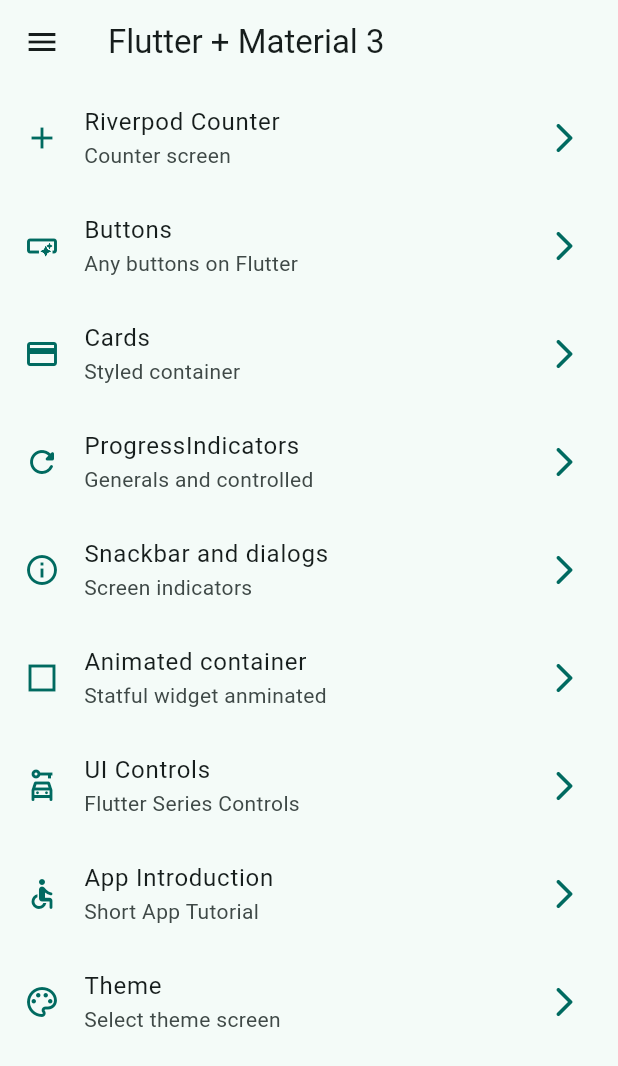
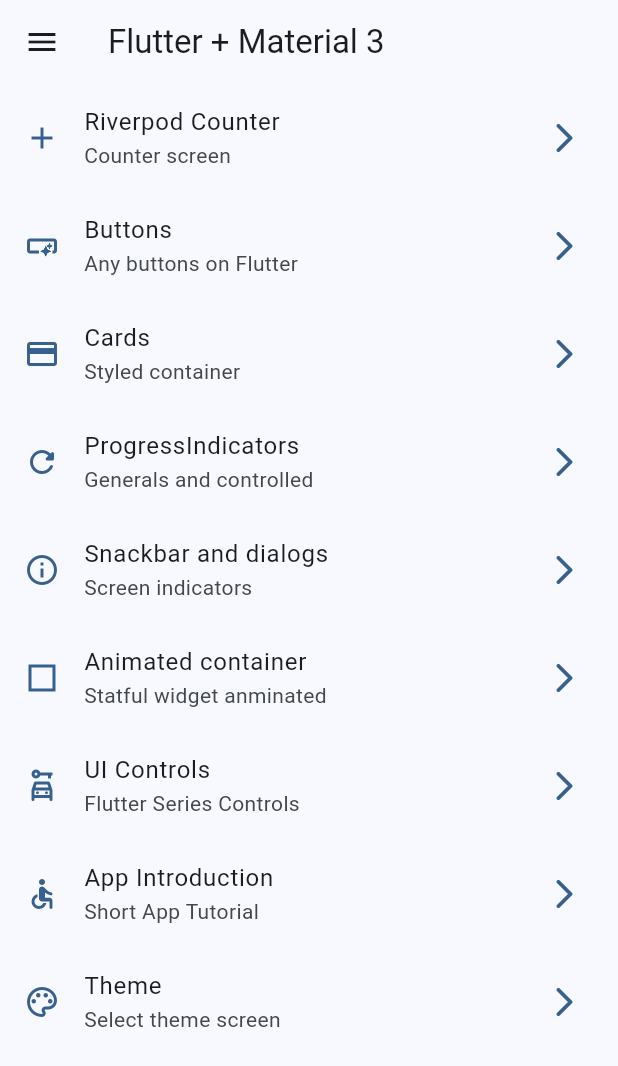
Before and after one commit to EnocDelgado/flutter-widgets-app, a Flutter app: the screen it shows after launch, on a phone screen of 412 x 824 dp. Shown: the top 1066 px of the screen. Run offline on Flutter 3.47's test engine with Material 2 defaults, Android fonts, the phone set to English and light mode, and no system bars; our stand-ins replace animate_do, flutter_riverpod, go_router.

Commit message:
darktheme and color themes implemented

```diff
--- a/lib/config/theme/app_theme.dart
+++ b/lib/config/theme/app_theme.dart
@@ -17,8 +17,10 @@ const colorList = <Color>[
 class AppTheme {
 
   final int selectedColor;
+  final bool isDarkMode;
 
   AppTheme({
+    this.isDarkMode = false,
     this.selectedColor = 0
   }): assert( selectedColor >= 0, 'Selected color must be greater than 0' ),
       assert( selectedColor < colorList.length, 'Selected color must be less or equak than ${ colorList.length -1 }' );
@@ -26,6 +28,7 @@ class AppTheme {
 
   ThemeData gettheme() => ThemeData(
     useMaterial3: true,
+    brightness: isDarkMode ? Brightness.dark : Brightness.light,
     colorSchemeSeed: colorList[ selectedColor ],
     appBarTheme:  const AppBarTheme(
       centerTitle: false
--- a/lib/main.dart
+++ b/lib/main.dart
@@ -2,6 +2,7 @@ import 'package:flutter/material.dart';
 import 'package:flutter_riverpod/flutter_riverpod.dart';
 import 'package:widgets_app/config/router/app_router.dart';
 import 'package:widgets_app/config/theme/app_theme.dart';
+import 'package:widgets_app/presentation/providers/theme_provider.dart';
 
 void main() {
   runApp(
@@ -12,16 +13,23 @@ void main() {
   );
 }
 
-class MainApp extends StatelessWidget {
+class MainApp extends ConsumerWidget {
   const MainApp({super.key});
 
   @override
-  Widget build(BuildContext context) {
+  Widget build( BuildContext context, ref ) {
+
+    final selectedColor = ref.watch( selectedColorProvider );
+    final isDarkMode = ref.watch( isDarkModeProvider );
+
     return MaterialApp.router(
       title: 'Flutter Widgets',
       routerConfig: appRouter,
       debugShowCheckedModeBanner: false,
-      theme: AppTheme( selectedColor: 1).gettheme(),
+      theme: AppTheme(
+        selectedColor: selectedColor,
+        isDarkMode: isDarkMode ? true : false
+      ).gettheme(),
 
         );
   }
--- /dev/null
+++ b/lib/presentation/providers/theme_provider.dart
@@ -0,0 +1,11 @@
+
+import 'package:flutter_riverpod/flutter_riverpod.dart';
+import 'package:widgets_app/config/theme/app_theme.dart';
+
+final isDarkModeProvider = StateProvider<bool>( ( ref ) => false );
+
+// inmutable color list
+final colorListProvider = Provider( ( ref ) => colorList );
+
+// simple int
+final selectedColorProvider = StateProvider( ( ref ) => 0 );
```
Also changed, not shown: lib/presentation/screens/theme/theme_changer.dart (added, +63 -0 lines).
